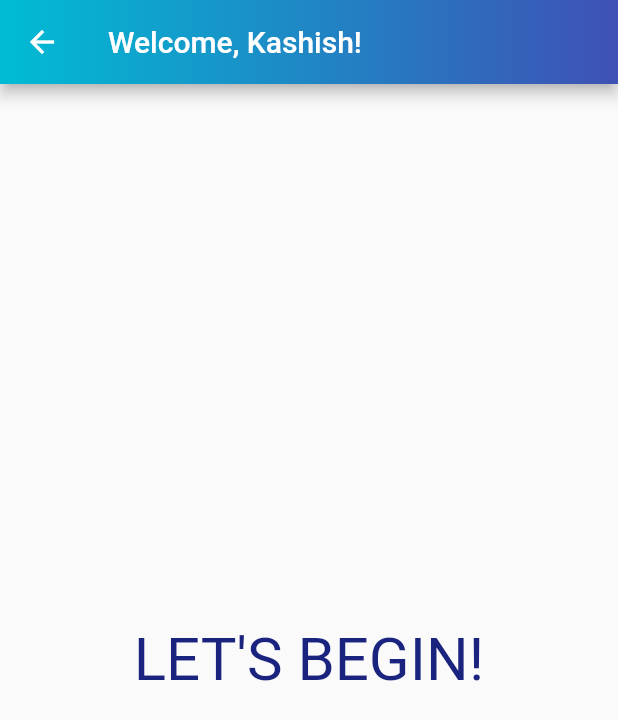
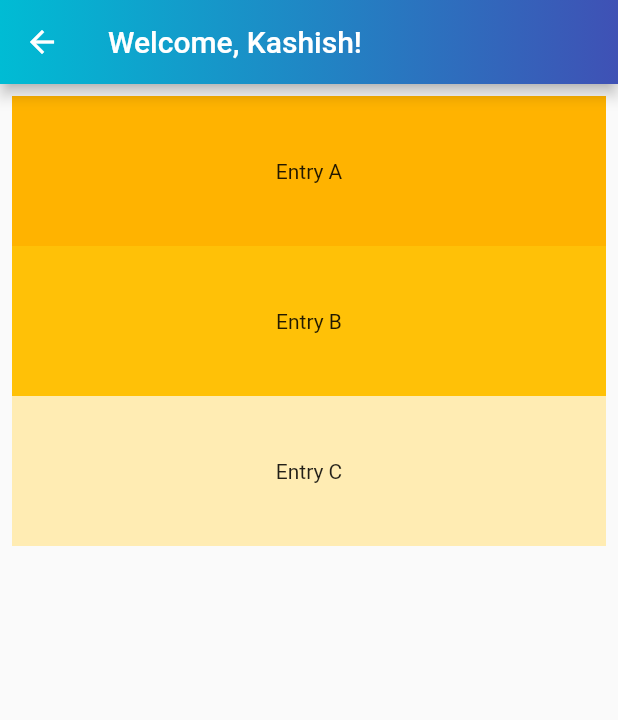
Before and after one commit to kashishmadan/GrasshopperX, a Flutter app: the HomeScreen screen opened directly, on a phone screen of 412 x 824 dp. Shown: the top 720 px of the screen. Run offline on Flutter 3.47's test engine with Material 2 defaults, Android fonts, the phone set to English and light mode, and no system bars; our stand-ins replace gradient_app_bar.

```diff
--- a/lib/homescreen.dart
+++ b/lib/homescreen.dart
@@ -14,8 +14,25 @@ class _HomeScreenState extends State<HomeScreen> {
         backgroundColorStart: Colors.cyan,
         backgroundColorEnd: Colors.indigo,
       ),
-      body: Center(
-        child: Text("LET'S BEGIN!",style: TextStyle(fontSize: 40.0,color: Colors.indigo[900]),)
+      body: ListView(
+        padding: const EdgeInsets.all(8),
+        children: <Widget>[
+          Container(
+            height: 100,
+            color: Colors.amber[600],
+            child: const Center(child: Text('Entry A')),
+          ),
+          Container(
+            height: 100,
+            color: Colors.amber[500],
+            child: const Center(child: Text('Entry B')),
+          ),
+          Container(
+            height: 100,
+            color: Colors.amber[100],
+            child: const Center(child: Text('Entry C')),
+          ),
+        ],
       ),
     );
   }
```
